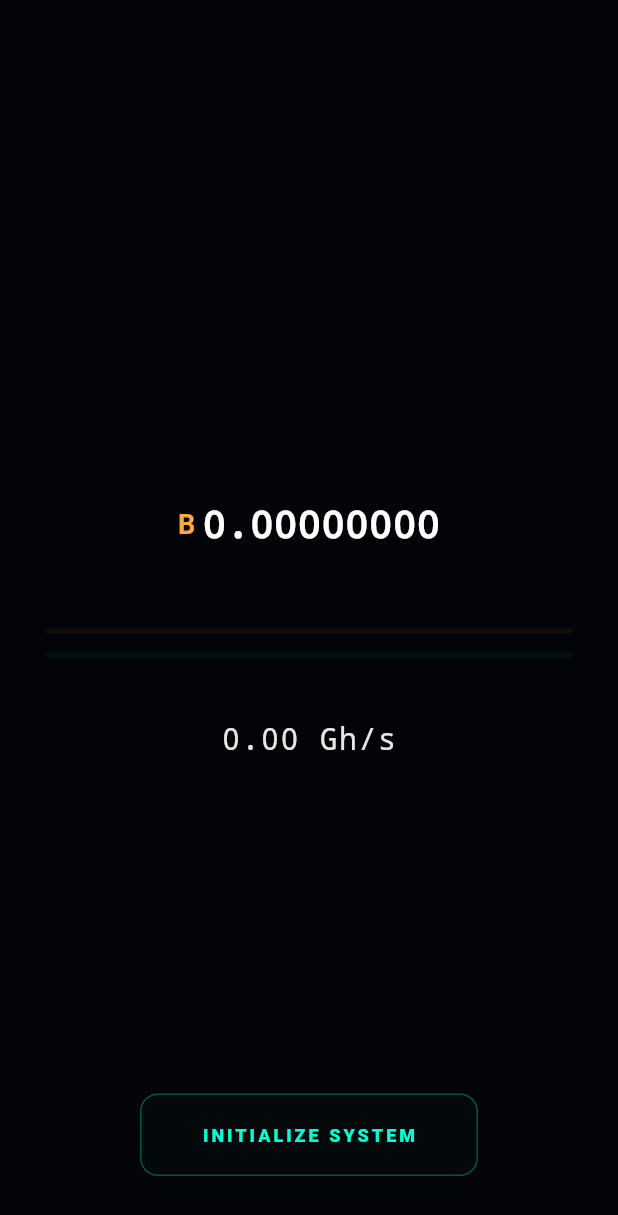
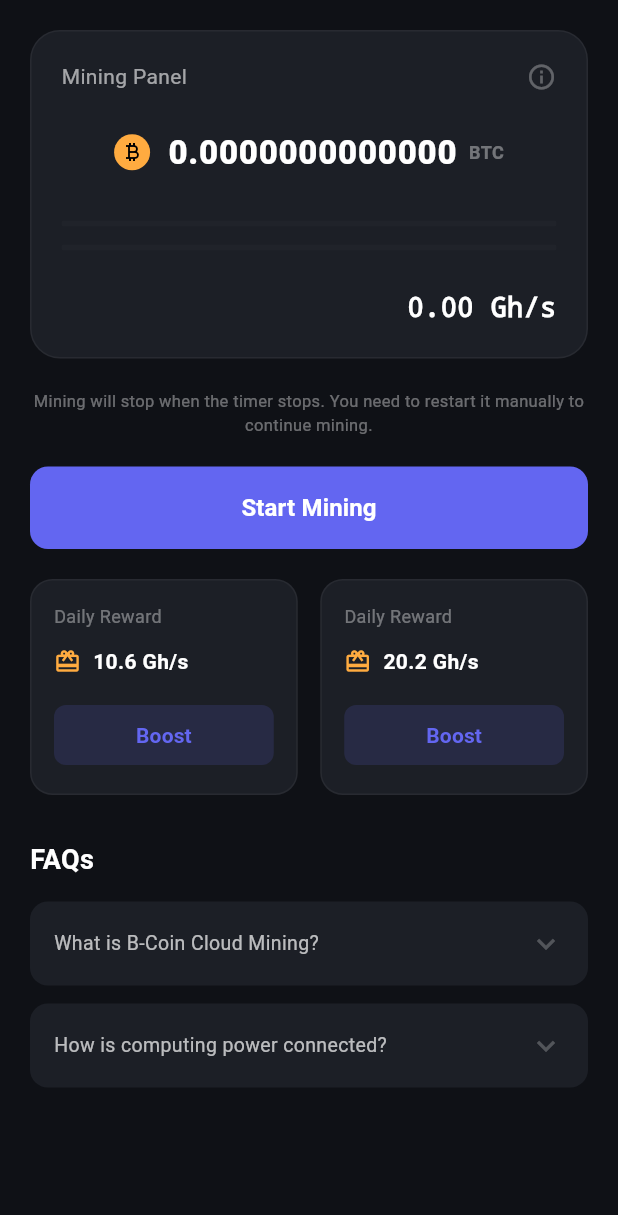
Before and after one commit to hanzic-in/p2e, a Flutter app: the MiningView screen opened directly, on a phone screen of 412 x 824 dp. Shown: the top 1215 px of the screen. Run offline on Flutter 3.47's test engine with Material 3 defaults, Android fonts, the phone set to English and light mode, and no system bars; our stand-ins replace carousel_slider, google_fonts; network calls fail.

Commit message:
Refactor mining view UI and animation settings
Updated animation duration and adjusted UI elements for better layout and color scheme.

```diff
--- a/lib/features/mining/view/mining_view.dart
+++ b/lib/features/mining/view/mining_view.dart
@@ -18,7 +18,7 @@ class _MiningViewState extends State<MiningView> with SingleTickerProviderStateM
     super.initState();
     _shimmerController = AnimationController(
       vsync: this,
-      duration: const Duration(milliseconds: 2500),
+      duration: const Duration(milliseconds: 2000),
     )..repeat();
   }
 
@@ -31,47 +31,94 @@ class _MiningViewState extends State<MiningView> with SingleTickerProviderStateM
   @override
   Widget build(BuildContext context) {
     final prov = Provider.of<MiningProvider>(context);
-    final themeColor = prov.isBoostActive ? const Color(0xFFC154F7) : const Color(0xFF00FFD1);
+    final themeColor = prov.isBoostActive ? const Color(0xFFC154F7) : const Color(0xFF6366F1); // Warna ungu/biru modern
 
     return Scaffold(
-      backgroundColor: const Color(0xFF030407),
+      backgroundColor: const Color(0xFF0F1116),
       body: SafeArea(
-        child: Padding(
-          padding: const EdgeInsets.symmetric(horizontal: 30),
+        child: SingleChildScrollView(
+          padding: const EdgeInsets.all(20),
           child: Column(
-            mainAxisAlignment: MainAxisAlignment.center,
+            crossAxisAlignment: CrossAxisAlignment.start,
             children: [
-              const Spacer(flex: 3),
+              // --- 1. MAIN MINING PANEL (TOP SECTION) ---
+              Container(
+                width: double.infinity,
+                padding: const EdgeInsets.all(20),
+                decoration: BoxDecoration(
+                  color: const Color(0xFF1C1F26),
+                  borderRadius: BorderRadius.circular(20),
+                  border: Border.all(color: Colors.white.withOpacity(0.05)),
+                ),
+                child: Column(
+                  children: [
+                    Row(
+                      mainAxisAlignment: MainAxisAlignment.spaceBetween,
+                      children: [
+                        const Text("Mining Panel", style: TextStyle(color: Colors.white60, fontSize: 14)),
+                        Icon(Icons.info_outline, color: Colors.white30, size: 20),
+                      ],
+                    ),
+                    const SizedBox(height: 25),
 
-              // --- ROLLING BALANCE (Inspirasi dari Screenshot Lu) ---
-              _buildRollingBalance(prov),
+                    // Balance Section dengan Icon B
+                    _buildBalance(prov),
 
-              const SizedBox(height: 50),
+                    const SizedBox(height: 30),
 
-              // --- ASYNC RUNNING BARS (Garis Cahaya Lari) ---
-              _buildCleanRunningBar(color: Colors.orangeAccent, isMining: prov.isMining, offset: 0.0),
-              const SizedBox(height: 12),
-              _buildCleanRunningBar(color: themeColor, isMining: prov.isMining, offset: 0.4),
+                    // --- THE LOADING STREAMS (LARI ASINKRON) ---
+                    _buildStreamBar(color: Colors.orangeAccent, isMining: prov.isMining, offset: 0.0),
+                    const SizedBox(height: 12),
+                    _buildStreamBar(color: themeColor, isMining: prov.isMining, offset: 0.4),
 
-              const SizedBox(height: 40),
+                    const SizedBox(height: 25),
 
-              // --- HASH RATE (Minimalist) ---
-              Text(
-                prov.isMining ? (prov.isBoostActive ? "15.90 Gh/s" : "8.20 Gh/s") : "0.00 Gh/s",
-                style: TextStyle(
-                  color: Colors.white.withOpacity(0.9),
-                  fontSize: 20,
-                  fontWeight: FontWeight.w200,
-                  fontFamily: 'monospace',
-                  letterSpacing: 1
+                    // Hashrate Info
+                    Row(
+                      mainAxisAlignment: MainAxisAlignment.end,
+                      children: [
+                        Text(
+                          prov.isMining ? (prov.isBoostActive ? "15.90 Gh/s" : "8.20 Gh/s") : "0.00 Gh/s",
+                          style: const TextStyle(color: Colors.white, fontSize: 18, fontWeight: FontWeight.bold, fontFamily: 'monospace'),
+                        ),
+                      ],
+                    ),
+                  ],
                 ),
               ),
 
-              const Spacer(flex: 2),
+              const SizedBox(height: 20),
+              const Center(
+                child: Text(
+                  "Mining will stop when the timer stops. You need to restart it manually to continue mining.",
+                  textAlign: TextAlign.center,
+                  style: TextStyle(color: Colors.white38, fontSize: 11),
+                ),
+              ),
 
-              // --- ACTION BUTTON ---
-              _buildActionArea(prov, themeColor),
-              const SizedBox(height: 40),
+              const SizedBox(height: 20),
+
+              // --- 2. START BUTTON ---
+              _buildMainAction(prov, themeColor),
+
+              const SizedBox(height: 20),
+
+              // --- 3. DAILY REWARD CARDS ---
+              Row(
+                children: [
+                  Expanded(child: _buildRewardCard("Daily Reward", "10.6 Gh/s", themeColor)),
+                  const SizedBox(width: 15),
+                  Expanded(child: _buildRewardCard("Daily Reward", "20.2 Gh/s", themeColor)),
+                ],
+              ),
+
+              const SizedBox(height: 30),
+
+              // --- 4. FAQS SECTION ---
+              const Text("FAQs", style: TextStyle(color: Colors.white, fontSize: 18, fontWeight: FontWeight.bold)),
+              const SizedBox(height: 15),
+              _buildFaqItem("What is B-Coin Cloud Mining?"),
+              _buildFaqItem("How is computing power connected?"),
             ],
           ),
         ),
@@ -79,51 +126,45 @@ class _MiningViewState extends State<MiningView> with SingleTickerProviderStateM
     );
   }
 
-  // Widget buat bikin angka nambah secara Rolling/Tumpuk
-  Widget _buildRollingBalance(MiningProvider prov) {
-    // Simulasi angka saldo yang nambah (Ganti sesuai field saldo lu nanti)
+  Widget _buildBalance(MiningProvider prov) {
     return Row(
       mainAxisAlignment: MainAxisAlignment.center,
       children: [
-        const Text("B ", style: TextStyle(color: Colors.orangeAccent, fontWeight: FontWeight.bold, fontSize: 18)),
-        // Pake AnimatedSwitcher biar angkanya tumpuk pas ganti
-        AnimatedSwitcher(
-          duration: const Duration(milliseconds: 500),
-          transitionBuilder: (Widget child, Animation<double> animation) {
-            return SlideTransition(
-              position: Tween<Offset>(begin: const Offset(0, 0.5), end: Offset.zero).animate(animation),
-              child: FadeTransition(opacity: animation, child: child),
-            );
-          },
-          child: Text(
-            prov.isMining ? "0.00000431" : "0.00000000",
-            key: ValueKey<String>(prov.isMining ? "active" : "idle"), // Key penting buat trigger animasi
-            style: const TextStyle(color: Colors.white, fontSize: 26, fontWeight: FontWeight.w900, fontFamily: 'monospace'),
-          ),
+        Container(
+          padding: const EdgeInsets.all(4),
+          decoration: const BoxDecoration(color: Colors.orangeAccent, shape: BoxShape.circle),
+          child: const Icon(Icons.currency_bitcoin, color: Colors.black, size: 16),
         ),
+        const SizedBox(width: 12),
+        Text(
+          prov.isMining ? "0.0000011498000" : "0.0000000000000",
+          style: const TextStyle(color: Colors.white, fontSize: 22, fontWeight: FontWeight.w900, letterSpacing: 0.5),
+        ),
+        const SizedBox(width: 8),
+        const Text("BTC", style: TextStyle(color: Colors.white38, fontSize: 12, fontWeight: FontWeight.bold)),
       ],
     );
   }
 
-  Widget _buildCleanRunningBar({required Color color, required bool isMining, required double offset}) {
+  Widget _buildStreamBar({required Color color, required bool isMining, required double offset}) {
     return ClipRRect(
       borderRadius: BorderRadius.circular(10),
       child: Stack(
         children: [
-          Container(height: 4, width: double.infinity, color: color.withOpacity(0.05)),
+          Container(height: 4, width: double.infinity, color: Colors.white.withOpacity(0.02)),
           if (isMining)
             AnimatedBuilder(
               animation: _shimmerController,
               builder: (context, child) {
                 double progress = (_shimmerController.value + offset) % 1.0;
                 return Positioned(
-                  left: (MediaQuery.of(context).size.width * progress) - 120,
+                  left: (MediaQuery.of(context).size.width * progress) - 150,
                   child: Container(
                     height: 4,
-                    width: 120,
+                    width: 150,
                     decoration: BoxDecoration(
                       gradient: LinearGradient(
-                        colors: [Colors.transparent, color.withOpacity(0.5), color.withOpacity(0.8), Colors.transparent],
+                        colors: [Colors.transparent, color.withOpacity(0.6), color.withOpacity(0.9), Colors.transparent],
                       ),
                     ),
                   ),
@@ -135,28 +176,79 @@ class _MiningViewState extends State<MiningView> with SingleTickerProviderStateM
     );
   }
 
-  Widget _buildActionArea(MiningProvider prov, Color color) {
-    return InkWell(
-      onTap: () => prov.isMining ? null : prov.startMiningSession(),
-      borderRadius: BorderRadius.circular(12),
-      child: AnimatedContainer(
-        duration: const Duration(milliseconds: 300),
-        padding: const EdgeInsets.symmetric(vertical: 18, horizontal: 40),
-        decoration: BoxDecoration(
-          borderRadius: BorderRadius.circular(12),
-          border: Border.all(color: prov.isMining ? Colors.redAccent.withOpacity(0.3) : color.withOpacity(0.3)),
-          color: prov.isMining ? Colors.transparent : color.withOpacity(0.02),
+  Widget _buildMainAction(MiningProvider prov, Color color) {
+    return SizedBox(
+      width: double.infinity,
+      height: 55,
+      child: ElevatedButton(
+        style: ElevatedButton.styleFrom(
+          backgroundColor: color,
+          shape: RoundedRectangleBorder(borderRadius: BorderRadius.circular(12)),
+          elevation: 0,
         ),
+        onPressed: () => prov.isMining ? null : prov.startMiningSession(),
         child: Text(
-          prov.isMining ? "ABORT SESSION" : "INITIALIZE SYSTEM",
-          style: TextStyle(
-            color: prov.isMining ? Colors.redAccent.withOpacity(0.7) : color,
-            fontSize: 12,
-            fontWeight: FontWeight.w900,
-            letterSpacing: 2,
-          ),
+          prov.isMining ? "Mining in Progress" : "Start Mining",
+          style: const TextStyle(color: Colors.white, fontWeight: FontWeight.bold, fontSize: 16),
         ),
       ),
     );
   }
+
+  Widget _buildRewardCard(String title, String val, Color color) {
+    return Container(
+      padding: const EdgeInsets.all(15),
+      decoration: BoxDecoration(
+        color: const Color(0xFF1C1F26),
+        borderRadius: BorderRadius.circular(15),
+        border: Border.all(color: Colors.white.withOpacity(0.05)),
+      ),
+      child: Column(
+        crossAxisAlignment: CrossAxisAlignment.start,
+        children: [
+          Text(title, style: const TextStyle(color: Colors.white38, fontSize: 12)),
+          const SizedBox(height: 12),
+          Row(
+            children: [
+              const Icon(Icons.card_giftcard, color: Colors.orangeAccent, size: 18),
+              const SizedBox(width: 8),
+              Text(val, style: const TextStyle(color: Colors.white, fontWeight: FontWeight.bold, fontSize: 14)),
+            ],
+          ),
+          const SizedBox(height: 15),
+          SizedBox(
+            width: double.infinity,
+            child: ElevatedButton(
+              style: ElevatedButton.styleFrom(
+                backgroundColor: color.withOpacity(0.15),
+                foregroundColor: color,
+                elevation: 0,
+                shape: RoundedRectangleBorder(borderRadius: BorderRadius.circular(8)),
+              ),
+              onPressed: () {},
+              child: const Text("Boost", style: TextStyle(fontWeight: FontWeight.bold)),
+            ),
+          ),
+        ],
+      ),
+    );
+  }
+
+  Widget _buildFaqItem(String question) {
+    return Container(
+      margin: const EdgeInsets.only(bottom: 12),
+      padding: const EdgeInsets.all(16),
+      decoration: BoxDecoration(
+        color: const Color(0xFF1C1F26),
+        borderRadius: BorderRadius.circular(12),
+      ),
+      child: Row(
+        mainAxisAlignment: MainAxisAlignment.spaceBetween,
+        children: [
+          Text(question, style: const TextStyle(color: Colors.white70, fontSize: 13)),
+          const Icon(Icons.keyboard_arrow_down, color: Colors.white24),
+        ],
+      ),
+    );
+  }
 }
```
